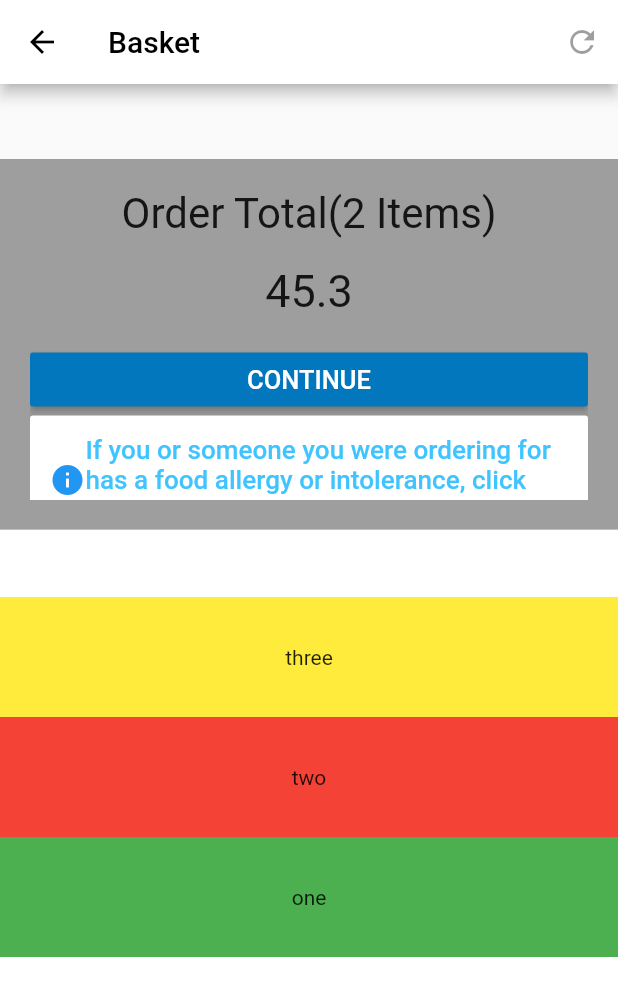
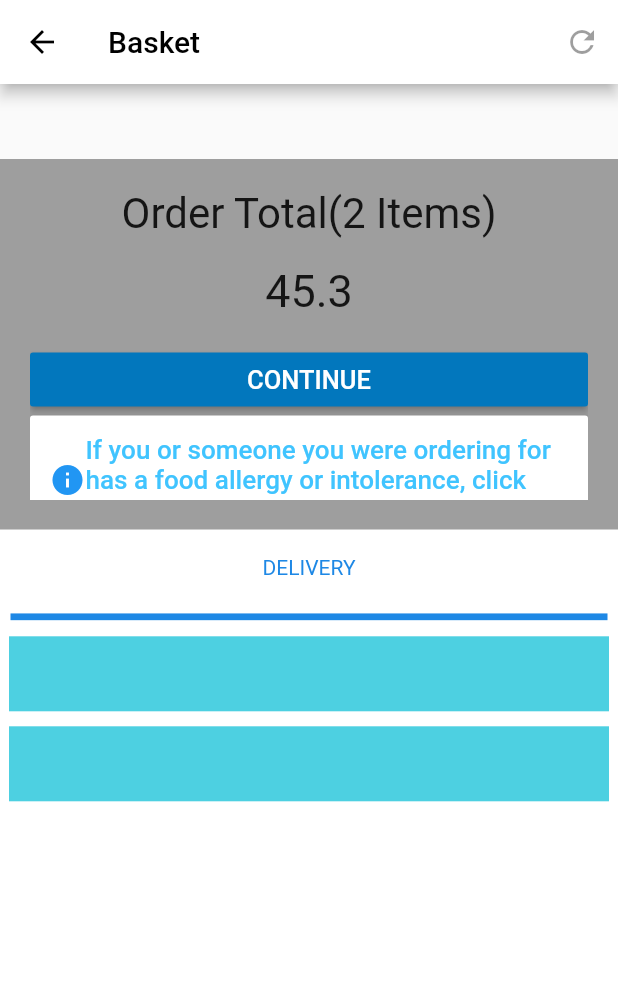
Before and after one commit to INTERNS-LXI-TECHNOLOGIES/Flutter-Workshop, a Flutter app: the screen it shows after launch, on a phone screen of 412 x 824 dp. Shown: the top 996 px of the screen. Run offline on Flutter 3.47's test engine with Material 2 defaults, Android fonts, the phone set to English and light mode, and no system bars.

Commit message:
http://jira.bytatech.com:8080/browse/IN-7900 (second container)

```diff
--- a/Graeshoppe/flutterproject/lib/widgets/multichildlayout.dart
+++ b/Graeshoppe/flutterproject/lib/widgets/multichildlayout.dart
@@ -7,35 +7,44 @@ class Multichildlayout extends StatelessWidget {
       width: MediaQuery.of(context).size.width,
       height: MediaQuery.of(context).size.height * .4,
       color: Colors.white,
-      child: Column(
-        mainAxisAlignment: MainAxisAlignment.center,
-        crossAxisAlignment: CrossAxisAlignment.stretch,
-        verticalDirection: VerticalDirection.up,
+      child: ListView(
+        // mainAxisAlignment: MainAxisAlignment.center,
+        // crossAxisAlignment: CrossAxisAlignment.stretch,
+        // verticalDirection: VerticalDirection.up,
         children: <Widget>[
           Container(
-            width: 80,
-            height: 80,
-            color: Colors.green,
+            width: 300,
+            height: 50,
+            color: Colors.white,
             child: Center(
-              child: Text(" one "),
+              child: Text(
+                " DELIVERY ",
+                style: TextStyle(color: Colors.blue[600]),
+              ),
             ),
           ),
-          Container(
-            width: 80,
-            height: 80,
-            color: Colors.red,
-            child: Center(
-              child: Text(" two "),
-            ),
+          Divider(
+            color: Colors.blue[600],
+            thickness: 4.5,
+            indent: 7,
+            endIndent: 7,
           ),
-          Container(
-            width: 80,
-            height: 80,
-            color: Colors.yellow,
-            child: Center(
-              child: Text(" three "),
-            ),
-          ),
+          Column(
+            children: <Widget>[
+              Container(
+                margin: EdgeInsets.all(5),
+                width: 400,
+                height: 50,
+                color: Colors.cyan[300],
+              ),
+              Container(
+                margin: EdgeInsets.all(5),
+                width: 400,
+                height: 50,
+                color: Colors.cyan[300],
+              )
+            ],
+          )
         ],
       ),
     );
```
